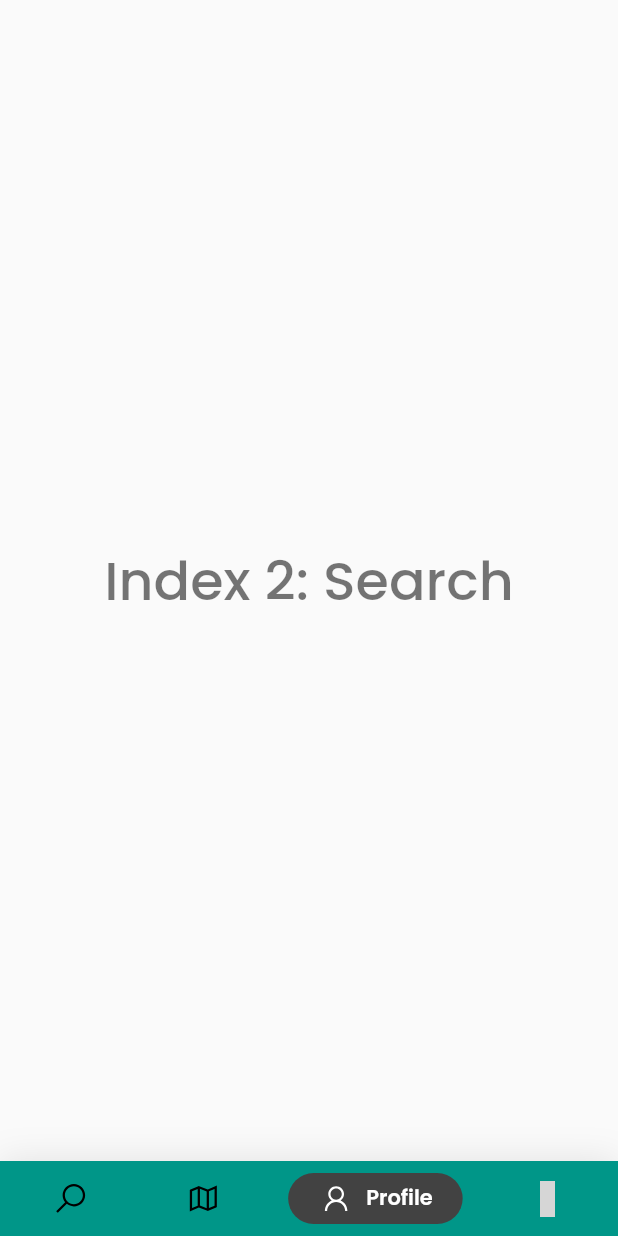
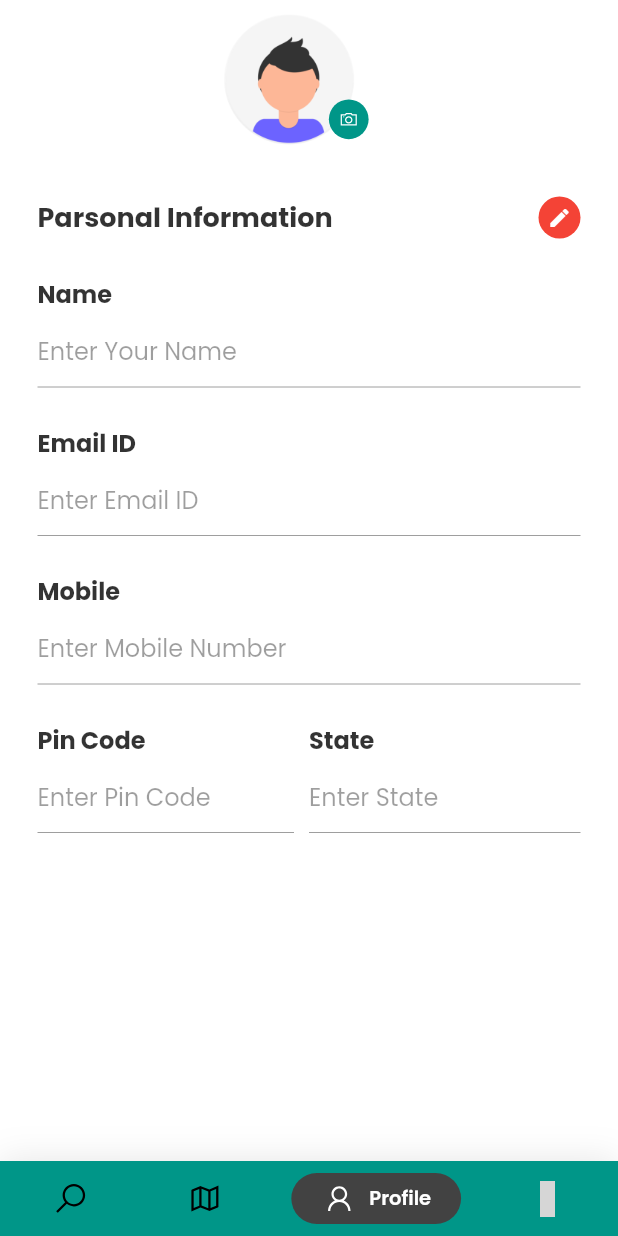
Before and after one commit to Iccr/chautari, a Flutter app: the Tabbar screen opened by its route, item 3 of the bottom bar chosen, on a phone screen of 412 x 824 dp. Run offline on Flutter 3.47's test engine with Material 2 defaults, Android fonts, the phone set to English and light mode, and no system bars; drawn by our look-alikes of google_nav_bar; our stand-ins replace cached_network_image, carousel_slider, dio, flutter_secure_storage, flutter_spinkit, get and 3 more; missing offline and left inert: flutter_facebook_login; accounts and stored records are empty; network calls fail; grey boxes are pictures that could not be loaded.

Commit message:
added avatar view and changed theme

```diff
--- a/lib/utilities/theme/theme.dart
+++ b/lib/utilities/theme/theme.dart
@@ -9,18 +9,20 @@ extension AppTheme on ThemeData {
       visualDensity: VisualDensity.adaptivePlatformDensity,
       textTheme: TextTheme(
         headline4: TextStyle(
-            fontFamily: "Poppins", fontSize: 36.0, fontWeight: FontWeight.w500),
+            fontFamily: "Poppins", fontSize: 33.0, fontWeight: FontWeight.bold),
+        headline5: TextStyle(
+            fontFamily: "Poppins", fontSize: 23.0, fontWeight: FontWeight.bold),
         headline6: TextStyle(
-            fontSize: 36.0, fontFamily: "Poppins", fontWeight: FontWeight.w500),
+            fontSize: 19.0, fontFamily: "Poppins", fontWeight: FontWeight.bold),
         bodyText2: TextStyle(
-            fontSize: 14.0,
+            fontSize: 13.0,
             fontFamily: 'Poppins',
             fontWeight: FontWeight.w500,
             color: Colors.white.withOpacity(0.8)),
         bodyText1: TextStyle(
-            fontSize: 16.0,
+            fontSize: 15.0,
             fontFamily: 'Poppins',
-            fontWeight: FontWeight.w600,
+            fontWeight: FontWeight.w500,
             color: Colors.white.withOpacity(0.9)),
       ),
     );
@@ -34,18 +36,20 @@ extension AppTheme on ThemeData {
       visualDensity: VisualDensity.adaptivePlatformDensity,
       textTheme: TextTheme(
         headline4: TextStyle(
-            fontFamily: "Poppins", fontSize: 36.0, fontWeight: FontWeight.w500),
+            fontFamily: "Poppins", fontSize: 33.0, fontWeight: FontWeight.bold),
+        headline5: TextStyle(
+            fontFamily: "Poppins", fontSize: 23.0, fontWeight: FontWeight.bold),
         headline6: TextStyle(
-            fontSize: 36.0, fontFamily: "Poppins", fontWeight: FontWeight.w500),
+            fontSize: 19.0, fontFamily: "Poppins", fontWeight: FontWeight.bold),
         bodyText2: TextStyle(
-            fontSize: 14.0,
+            fontSize: 13.0,
             fontFamily: 'Poppins',
             fontWeight: FontWeight.w500,
             color: Colors.black.withOpacity(0.8)),
         bodyText1: TextStyle(
-            fontSize: 16.0,
+            fontSize: 15.0,
             fontFamily: 'Poppins',
-            fontWeight: FontWeight.w600,
+            fontWeight: FontWeight.w500,
             color: Colors.black.withOpacity(0.9)),
       ),
     );
--- /dev/null
+++ b/lib/view/profile/avatar_component.dart
@@ -0,0 +1,65 @@
+import 'package:flutter/material.dart';
+import 'package:line_icons/line_icons.dart';
+
+class AvatarView extends StatelessWidget {
+  bool shouldShowCameraIcon = false;
+  String imageUrl;
+  double radius;
+  Function cameraAction;
+  AvatarView(
+      {this.imageUrl,
+      this.shouldShowCameraIcon,
+      this.radius = 106,
+      this.cameraAction});
+  double getHeight() {
+    return shouldShowCameraIcon == true ? cameraIconWidth : 0.0;
+
+    //
+  }
+
+  get cameraIconWidth => radius / 4;
+
+  @override
+  Widget build(BuildContext context) {
+    return Container(
+      height: radius,
+      width: radius + cameraIconWidth,
+      child: Stack(
+        children: [
+          Positioned(
+            child: CircleAvatar(
+              backgroundImage: (imageUrl ?? "").isEmpty
+                  ? AssetImage("images/profile.png")
+                  : NetworkImage(imageUrl ?? ""),
+              backgroundColor: Colors.transparent,
+              radius: radius / 2,
+            ),
+          ),
+          Positioned(
+            top: radius / 2 + cameraIconWidth / 2,
+            right: cameraIconWidth,
+            child: GestureDetector(
+              onTap: () {
+                cameraAction();
+              },
+              child: Container(
+                decoration: BoxDecoration(
+                    color: Theme.of(context).primaryColor,
+                    borderRadius: BorderRadius.circular(cameraIconWidth)),
+                padding: EdgeInsets.all(6),
+                width: cameraIconWidth,
+                height: this.getHeight(),
+                child: Center(
+                    child: Icon(
+                  LineIcons.camera,
+                  size: getHeight() / 2,
+                  color: Colors.white,
+                )),
+              ),
+            ),
+          ),
+        ],
+      ),
+    );
+  }
+}
--- /dev/null
+++ b/lib/view/profile/profile_view.dart
@@ -0,0 +1,324 @@
+import 'package:chautari/view/profile/avatar_component.dart';
+import 'package:flutter/material.dart';
+import 'package:flutter/cupertino.dart';
+
+class ProfileView extends StatefulWidget {
+  @override
+  MapScreenState createState() => MapScreenState();
+}
+
+class MapScreenState extends State<ProfileView>
+    with SingleTickerProviderStateMixin {
+  bool _status = true;
+  final FocusNode myFocusNode = FocusNode();
+
+  @override
+  void initState() {
+    // TODO: implement initState
+    super.initState();
+  }
+
+  @override
+  Widget build(BuildContext context) {
+    return new Scaffold(
+        body: new Container(
+      color: Colors.white,
+      child: new ListView(
+        children: <Widget>[
+          Column(
+            children: <Widget>[
+              AvatarView(
+                shouldShowCameraIcon: true,
+              ),
+              new Container(
+                color: Color(0xffFFFFFF),
+                child: Padding(
+                  padding: EdgeInsets.only(bottom: 25.0),
+                  child: new Column(
+                    crossAxisAlignment: CrossAxisAlignment.start,
+                    mainAxisAlignment: MainAxisAlignment.start,
+                    children: <Widget>[
+                      Padding(
+                          padding: EdgeInsets.only(
+                              left: 25.0, right: 25.0, top: 25.0),
+                          child: new Row(
+                            mainAxisAlignment: MainAxisAlignment.spaceBetween,
+                            mainAxisSize: MainAxisSize.max,
+                            children: <Widget>[
+                              new Column(
+                                mainAxisAlignment: MainAxisAlignment.start,
+                                mainAxisSize: MainAxisSize.min,
+                                children: <Widget>[
+                                  new Text(
+                                    'Parsonal Information',
+                                    style: TextStyle(
+                                        fontSize: 18.0,
+                                        fontWeight: FontWeight.bold),
+                                  ),
+                                ],
+                              ),
+                              new Column(
+                                mainAxisAlignment: MainAxisAlignment.end,
+                                mainAxisSize: MainAxisSize.min,
+                                children: <Widget>[
+                                  _status ? _getEditIcon() : new Container(),
+                                ],
+                              )
+                            ],
+                          )),
+                      Padding(
+                          padding: EdgeInsets.only(
+                              left: 25.0, right: 25.0, top: 25.0),
+                          child: new Row(
+                            mainAxisSize: MainAxisSize.max,
+                            children: <Widget>[
+                              new Column(
+                                mainAxisAlignment: MainAxisAlignment.start,
+                                mainAxisSize: MainAxisSize.min,
+                                children: <Widget>[
+                                  new Text(
+                                    'Name',
+                                    style: TextStyle(
+                                        fontSize: 16.0,
+                                        fontWeight: FontWeight.bold),
+                                  ),
+                                ],
+                              ),
+                            ],
+                          )),
+                      Padding(
+                          padding: EdgeInsets.only(
+                              left: 25.0, right: 25.0, top: 2.0),
+                          child: new Row(
+                            mainAxisSize: MainAxisSize.max,
+                            children: <Widget>[
+                              new Flexible(
+                                child: new TextField(
+                                  decoration: const InputDecoration(
+                                    hintText: "Enter Your Name",
+                                  ),
+                                  enabled: !_status,
+                                  autofocus: !_status,
+                                ),
+                              ),
+                            ],
+                          )),
+                      Padding(
+                          padding: EdgeInsets.only(
+                              left: 25.0, right: 25.0, top: 25.0),
+                          child: new Row(
+                            mainAxisSize: MainAxisSize.max,
+                            children: <Widget>[
+                              new Column(
+                                mainAxisAlignment: MainAxisAlignment.start,
+                                mainAxisSize: MainAxisSize.min,
+                                children: <Widget>[
+                                  new Text(
+                                    'Email ID',
+                                    style: TextStyle(
+                                        fontSize: 16.0,
+                                        fontWeight: FontWeight.bold),
+                                  ),
+                                ],
+                              ),
+                            ],
+                          )),
+                      Padding(
+                          padding: EdgeInsets.only(
+                              left: 25.0, right: 25.0, top: 2.0),
+                          child: new Row(
+                            mainAxisSize: MainAxisSize.max,
+                            children: <Widget>[
+                              new Flexible(
+                                child: new TextField(
+                                  decoration: const InputDecoration(
+                                      hintText: "Enter Email ID"),
+                                  enabled: !_status,
+                                ),
+                              ),
+                            ],
+                          )),
+                      Padding(
+                          padding: EdgeInsets.only(
+                              left: 25.0, right: 25.0, top: 25.0),
+                          child: new Row(
+                            mainAxisSize: MainAxisSize.max,
+                            children: <Widget>[
+                              new Column(
+                                mainAxisAlignment: MainAxisAlignment.start,
+                                mainAxisSize: MainAxisSize.min,
+                                children: <Widget>[
+                                  new Text(
+                                    'Mobile',
+                                    style: TextStyle(
+                                        fontSize: 16.0,
+                                        fontWeight: FontWeight.bold),
+                                  ),
+                                ],
+                              ),
+                            ],
+                          )),
+                      Padding(
+                          padding: EdgeInsets.only(
+                              left: 25.0, right: 25.0, top: 2.0),
+                          child: new Row(
+                            mainAxisSize: MainAxisSize.max,
+                            children: <Widget>[
+                              new Flexible(
+                                child: new TextField(
+                                  decoration: const InputDecoration(
+                                      hintText: "Enter Mobile Number"),
+                                  enabled: !_status,
+                                ),
+                              ),
+                            ],
+                          )),
+                      Padding(
+                          padding: EdgeInsets.only(
+                              left: 25.0, right: 25.0, top: 25.0),
+                          child: new Row(
+                            mainAxisSize: MainAxisSize.max,
+                            mainAxisAlignment: MainAxisAlignment.start,
+                            children: <Widget>[
+                              Expanded(
+                                child: Container(
+                                  child: new Text(
+                                    'Pin Code',
+                                    style: TextStyle(
+                                        fontSize: 16.0,
+                                        fontWeight: FontWeight.bold),
+                                  ),
+                                ),
+                                flex: 2,
+                              ),
+                              Expanded(
+                                child: Container(
+                                  child: new Text(
+                                    'State',
+                                    style: TextStyle(
+                                        fontSize: 16.0,
+                                        fontWeight: FontWeight.bold),
+                                  ),
+                                ),
+                                flex: 2,
+                              ),
+                            ],
+                          )),
+                      Padding(
+                          padding: EdgeInsets.only(
+                              left: 25.0, right: 25.0, top: 2.0),
+                          child: new Row(
+                            mainAxisSize: MainAxisSize.max,
+                            mainAxisAlignment: MainAxisAlignment.start,
+                            children: <Widget>[
+                              Flexible(
+                                child: Padding(
+                                  padding: EdgeInsets.only(right: 10.0),
+                                  child: new TextField(
+                                    decoration: const InputDecoration(
+                                        hintText: "Enter Pin Code"),
+                                    enabled: !_status,
+                                  ),
+                                ),
+                                flex: 2,
+                              ),
+                              Flexible(
+                                child: new TextField(
+                                  decoration: const InputDecoration(
+                                      hintText: "Enter State"),
+                                  enabled: !_status,
+                                ),
+                                flex: 2,
+                              ),
+                            ],
+                          )),
+                      !_status ? _getActionButtons() : new Container(),
+                    ],
+                  ),
+                ),
+              )
+            ],
+          ),
+        ],
+      ),
+    ));
+  }
+
+  @override
+  void dispose() {
+    // Clean up the controller when the Widget is disposed
+    myFocusNode.dispose();
+    super.dispose();
+  }
+
+  Widget _getActionButtons() {
+    return Padding(
+      padding: EdgeInsets.only(left: 25.0, right: 25.0, top: 45.0),
+      child: new Row(
+        mainAxisSize: MainAxisSize.max,
+        mainAxisAlignment: MainAxisAlignment.start,
+        children: <Widget>[
+          Expanded(
+            child: Padding(
+              padding: EdgeInsets.only(right: 10.0),
+              child: Container(
+                  child: new RaisedButton(
+                child: new Text("Save"),
+                textColor: Colors.white,
+                color: Colors.green,
+                onPressed: () {
+                  setState(() {
+                    _status = true;
+                    FocusScope.of(context).requestFocus(new FocusNode());
+                  });
+                },
+                shape: new RoundedRectangleBorder(
+                    borderRadius: new BorderRadius.circular(20.0)),
+              )),
+            ),
+            flex: 2,
+          ),
+          Expanded(
+            child: Padding(
+              padding: EdgeInsets.only(left: 10.0),
+              child: Container(
+                  child: new RaisedButton(
+                child: new Text("Cancel"),
+                textColor: Colors.white,
+                color: Colors.red,
+                onPressed: () {
+                  setState(() {
+                    _status = true;
+                    FocusScope.of(context).requestFocus(new FocusNode());
+                  });
+                },
+                shape: new RoundedRectangleBorder(
+                    borderRadius: new BorderRadius.circular(20.0)),
+              )),
+            ),
+            flex: 2,
+          ),
+        ],
+      ),
+    );
+  }
+
+  Widget _getEditIcon() {
+    return new GestureDetector(
+      child: new CircleAvatar(
+        backgroundColor: Colors.red,
+        radius: 14.0,
+        child: new Icon(
+          Icons.edit,
+          color: Colors.white,
+          size: 16.0,
+        ),
+      ),
+      onTap: () {
+        setState(() {
+          _status = false;
+        });
+      },
+    );
+  }
+}
--- a/lib/view/tab/tab_view.dart
+++ b/lib/view/tab/tab_view.dart
@@ -1,6 +1,6 @@
 import 'package:chautari/view/explore/explore_view.dart';
+import 'package:chautari/view/profile/profile_view.dart';
 import 'package:chautari/view/setting/setting_view.dart';
-import 'package:chautari/view/splash/splash_screen.dart';
 import 'package:flutter/material.dart';
 import 'package:google_nav_bar/google_nav_bar.dart';
 import 'package:line_icons/line_icons.dart';
@@ -20,10 +20,7 @@ class _TabbarState extends State<Tabbar> {
           'Index 1: Likes',
           style: optionStyle,
         ),
-        Text(
-          'Index 2: Search',
-          style: optionStyle,
-        ),
+        ProfileView(),
         SettingView()
       ];
 
--- a/pubspec.yaml
+++ b/pubspec.yaml
@@ -61,7 +61,7 @@ flutter:
 
   # To add assets to your application, add an assets section, like this:
   assets:
-    - images
+    - images/
 
   # An image asset can refer to one or more resolution-specific "variants", see
   # https://flutter.dev/assets-and-images/#resolution-aware.
```
Also changed, not shown: images/profile.png (added), lib/view/profile/profile_controller.dart (added).
